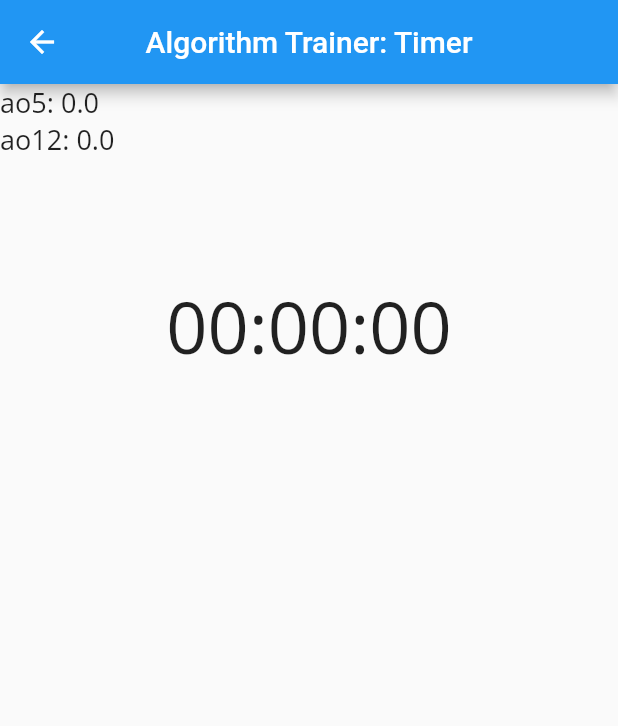
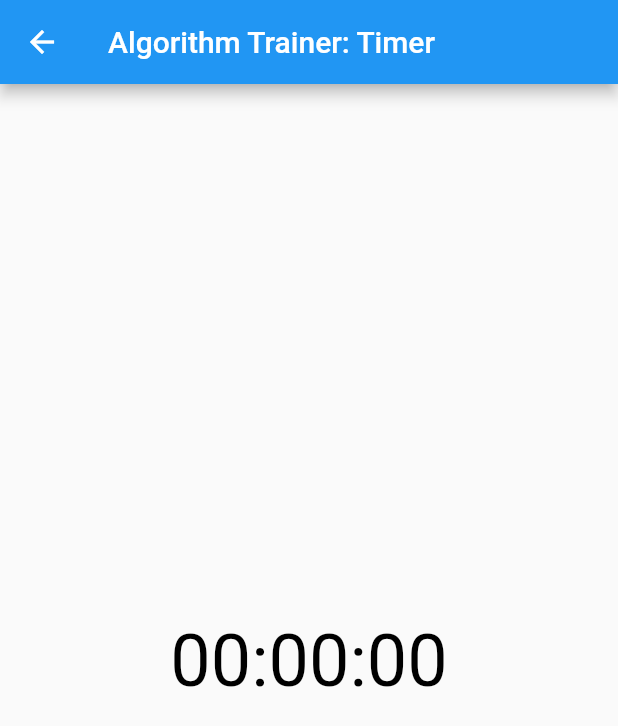
Before and after one commit to michalkundrat/algorithm-trainer, a Flutter app: the screen it shows after launch, in the side drawer, after a tap on "2-Look Algorithms", on a phone screen of 412 x 824 dp. Shown: the top 726 px of the screen. Run offline on Flutter 3.47's test engine with Material 2 defaults, Android fonts, the phone set to English and light mode, and no system bars; missing offline and left inert: dart:ffi.

Commit message:
Timer could potentially, just maybe, be working. timer.dart still needs ao5 and ao12 adding, but should be coming soon, as it should be quite easy to do.

```diff
--- a/lib/timer.dart
+++ b/lib/timer.dart
@@ -1,13 +1,6 @@
 import 'dart:ffi';
 
 import 'package:flutter/material.dart';
-
-class AppBasicTimer extends StatefulWidget {
-  const AppBasicTimer({Key? key}) : super(key: key);
-
-  @override
-  _AppBasicTimerState createState() => _AppBasicTimerState();
-}
 
 String formatTime(int milliseconds) {
   var secs = milliseconds ~/ 1000;
@@ -17,10 +10,20 @@ String formatTime(int milliseconds) {
   return "$hours:$minutes:$seconds";
 }
 
+class AppBasicTimer extends StatefulWidget {
+  @override
+  _AppBasicTimerState createState() => _AppBasicTimerState();
+}
 class _AppBasicTimerState extends State<AppBasicTimer> {
 
+  bool timerPressed = false;
   late Stopwatch _stopwatch;
 
+  @override
+  void initState() {
+    super.initState();
+    _stopwatch = Stopwatch();
+  }
   void handleStartStop() {
     if (_stopwatch.isRunning) {
       _stopwatch.stop();
@@ -29,89 +32,29 @@ class _AppBasicTimerState extends State<AppBasicTimer> {
     }
     setState(() {});    // re-render the page
   }
-
-
-  bool pressed = false;
-  double time = 0.000000;
-  double ao5 = 0.000;
-  double ao12 = 0.000;
-
-  @override
-  void initState() {
-    super.initState();
-    _stopwatch = Stopwatch();
-  }
-
   @override
   Widget build(BuildContext context) {
     return Scaffold(
-      appBar: AppBar(
-        title: Text("Algorithm Trainer: Timer"),
-        centerTitle: true,
-      ),
-      body: Column(
-        crossAxisAlignment: CrossAxisAlignment.start,
-        children: [
-          Text(
-            "ao5: $ao5",
-            style: TextStyle(
-              fontFamily: "Open Sans",
-              fontSize: 18.0,
+      appBar: AppBar(title: Text("Algorithm Trainer: Timer")),
+      body: Center(
+        child: Column(
+          mainAxisAlignment: MainAxisAlignment.center,
+          children: [
+            GestureDetector(
+              onTap: () {
+                if (_stopwatch.isRunning) {
+                  handleStartStop();
+                  setState(() {
+                    timerPressed = false;
+                  });
+                }
+                },
+              onLongPressStart: (details) {setState(() {timerPressed = true;});},
+              onLongPressEnd: (details) {handleStartStop(); setState(() {timerPressed = false;});},
+              child: timerPressed ? new Text(formatTime(_stopwatch.elapsedMilliseconds), style: TextStyle(fontSize: 48.0, color: Colors.red)) : new Text(formatTime(_stopwatch.elapsedMilliseconds), style: TextStyle(fontSize: 48.0, color: Colors.black)),
             ),
-          ),
-          Text(
-            "ao12: $ao12",
-            style: TextStyle(
-              fontFamily: "Open Sans",
-              fontSize: 18.0,
-            ),
-          ),
-          SizedBox(height: 79.0,),
-          Row(
-            crossAxisAlignment: CrossAxisAlignment.center,
-            mainAxisAlignment: MainAxisAlignment.center,
-            children: [
-              GestureDetector(
-                child: Text(
-                    formatTime(_stopwatch.elapsedMilliseconds),
-                    style: TextStyle(
-                      fontSize: 48.0,
-                      fontFamily: "Open Sans",
-                    ),
-                ),
-                onTap: handleStartStop,
-                /*
-                onLongPressStart: (details) {
-                  setState(() {
-                    pressed = true;
-                  });
-                },
-                  onLongPressEnd: (details) {
-                  setState(() {
-                    pressed = false;
-                  });
-                  },
-                child: pressed
-                    ? new Text(
-                  "0.000",
-                  style: TextStyle(
-                    fontSize: 79.0,
-                    fontFamily: "Open Sans",
-                    color: Colors.green,
-                  ),
-                )
-                    : new Text(
-                  "$time",
-                  style: TextStyle(
-                    fontSize: 79.0,
-                    fontFamily: "Open Sans",
-                    color: Colors.black,
-                  ),
-                ) */
-              )
-            ],
-          )
-        ]
+          ],
+        ),
       ),
     );
   }
```
Also changed, not shown: lib/2Look/2LookOLL.dart (added, +268 -0 lines), lib/2Look/2LookPLL.dart (added, +188 -0 lines).
